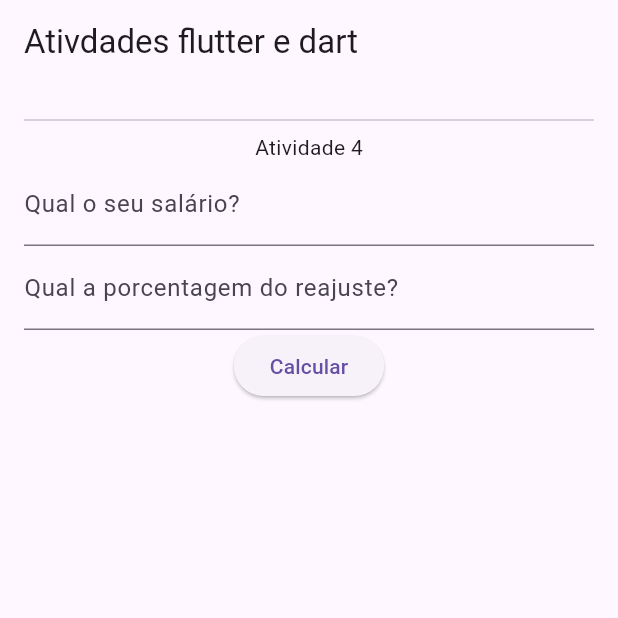
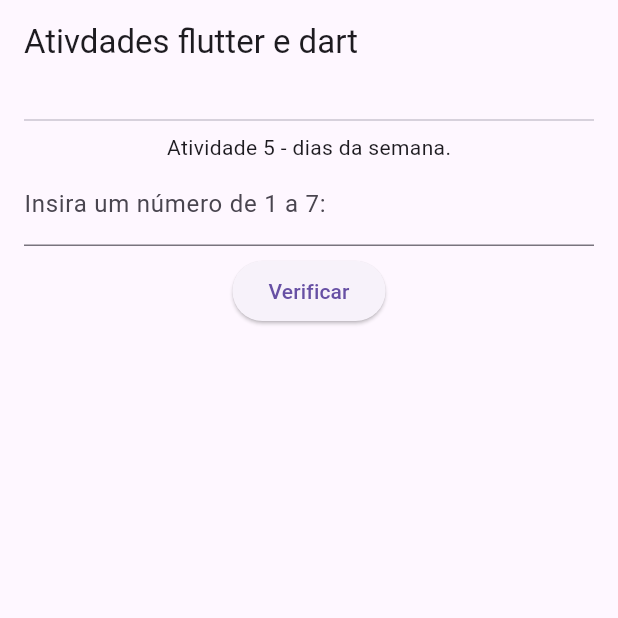
Before and after one commit to Victor-Valedev/Trilha-Mobile-Atividades, a Flutter app: the screen it shows after launch, on a phone screen of 412 x 824 dp, the top half of it. Run offline on Flutter 3.47's test engine with Material 3 defaults, Android fonts, the phone set to English and light mode, and no system bars.

Commit message:
Atividade 5

```diff
--- a/lib/atividades/atividade_4.dart
+++ /dev/null
@@ -1,67 +0,0 @@
-//Escreva uma função para ler o salário mensal atual de um funcionário e o percentual de reajuste. Mostre uma mensagem indicando o valor do novo salário.
-
-import 'package:flutter/material.dart';
-
-class Atividade4 extends StatefulWidget {
-  @override
-  State<Atividade4> createState() => _Atividade4State();
-}
-
-class _Atividade4State extends State<Atividade4> {
-  final salarioMensal = TextEditingController();
-  final percentualReajuste = TextEditingController();
-  bool _mostrarResultado = false;
-  String _resultado = '';
-
-  _lerSalarioMensalComReajuste() {
-    final salario = double.tryParse(salarioMensal.text);
-    final reajuste = double.tryParse(percentualReajuste.text);
-
-    if (salario == null || reajuste == null) {
-      setState(() {
-        _mostrarResultado = false;
-        _resultado = 'Insira valores válidos';
-      });
-      return;
-    }
-
-    final novoSalario = salario + (salario * reajuste / 100);
-
-    setState(() {
-      _mostrarResultado = true;
-      _resultado = 'R\$ ${novoSalario.toStringAsFixed(2)}';
-    });
-  }
-
-  @override
-  Widget build(BuildContext context) {
-    return Column(
-      mainAxisAlignment: MainAxisAlignment.center,
-      children: <Widget>[
-        Text('Atividade 4'),
-        TextField(
-          decoration: InputDecoration(labelText: 'Qual o seu salário?'),
-          keyboardType: TextInputType.numberWithOptions(decimal: true),
-          controller: salarioMensal,
-        ),
-        TextField(
-          decoration: InputDecoration(
-            labelText: 'Qual a porcentagem do reajuste?',
-            suffixText: '%',
-          ),
-          keyboardType: TextInputType.numberWithOptions(decimal: true),
-          controller: percentualReajuste,
-        ),
-        ElevatedButton(
-          onPressed: _lerSalarioMensalComReajuste,
-          child: Text('Calcular'),
-        ),
-        SizedBox(height: 8),
-        if(_mostrarResultado)
-          Text('O valor com o reajuste é: $_resultado')
-        else if(_resultado.isNotEmpty)
-          Text(_resultado)
-      ],
-    );
-  }
-}
--- /dev/null
+++ b/lib/atividades/atividade_5.dart
@@ -0,0 +1,80 @@
+//Escreva uma função que leia um número inteiro de 1 a 7 e informe o dia da semana correspondente, sendo domingo o dia de número 1. Se o número não corresponder a um dia da semana, mostre uma mensagem de erro.
+
+import 'package:flutter/material.dart';
+
+class Atividade5 extends StatefulWidget {
+  @override
+  State<Atividade5> createState() => _Atividade5State();
+}
+
+class _Atividade5State extends State<Atividade5> {
+  final _valorInserido = TextEditingController();
+
+  String _resultado = '';
+
+  _verficarDiasDaSemana() {
+    final valorInseridoUsuario = int.tryParse(_valorInserido.text);
+
+    switch (valorInseridoUsuario) {
+      case 1:
+        setState(() {
+          _resultado = 'Domingo';
+        });
+        break;
+      case 2:
+        setState(() {
+          _resultado = 'Segunda-feira';
+        });
+        break;
+      case 3:
+        setState(() {
+          _resultado = 'Terça-feira';
+        });
+        break;
+      case 4:
+        setState(() {
+          _resultado = 'Quarta-feira';
+        });
+        break;
+      case 5:
+        setState(() {
+          _resultado = 'Quinta-feira';
+        });
+        break;
+      case 6:
+        setState(() {
+          _resultado = 'Sexta-feira';
+        });
+        break;
+      case 7:
+        setState(() {
+          _resultado = 'Sábado';
+        });
+        break;
+      default:
+        setState(() {
+          _resultado = 'Dia inválido! Insira um valor de 1 a 7.';
+        });
+    }
+  }
+
+  @override
+  Widget build(BuildContext context) {
+    return Column(
+      children: [
+        Text('Atividade 5 - dias da semana.'),
+        TextField(
+          decoration: InputDecoration(labelText: 'Insira um número de 1 a 7:'),
+          controller: _valorInserido,
+          keyboardType: TextInputType.numberWithOptions(decimal: true),
+        ),
+        SizedBox(height: 6),
+        ElevatedButton(
+          onPressed: _verficarDiasDaSemana,
+          child: Text('Verificar')),
+        SizedBox(height: 6),
+        Text(_resultado)
+      ],
+    );
+  }
+}
--- a/lib/main.dart
+++ b/lib/main.dart
@@ -1,5 +1,5 @@
 import 'package:flutter/material.dart';
-import 'package:trilhamobile/atividades/atividade_4.dart';
+import 'package:trilhamobile/atividades/atividade_5.dart';
 
 
 void main() => runApp(MaterialApp(
@@ -18,7 +18,7 @@
           child: Column(
             children: <Widget> [
               Divider(),
-              Atividade4()
+              Atividade5()
             ],
           ),
         ),
```
